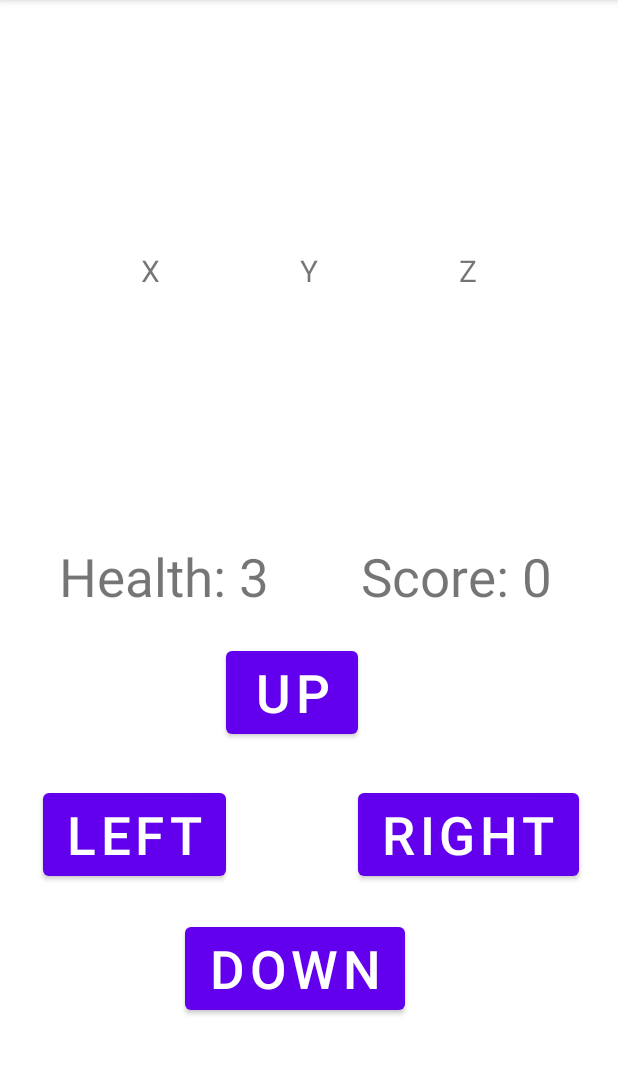
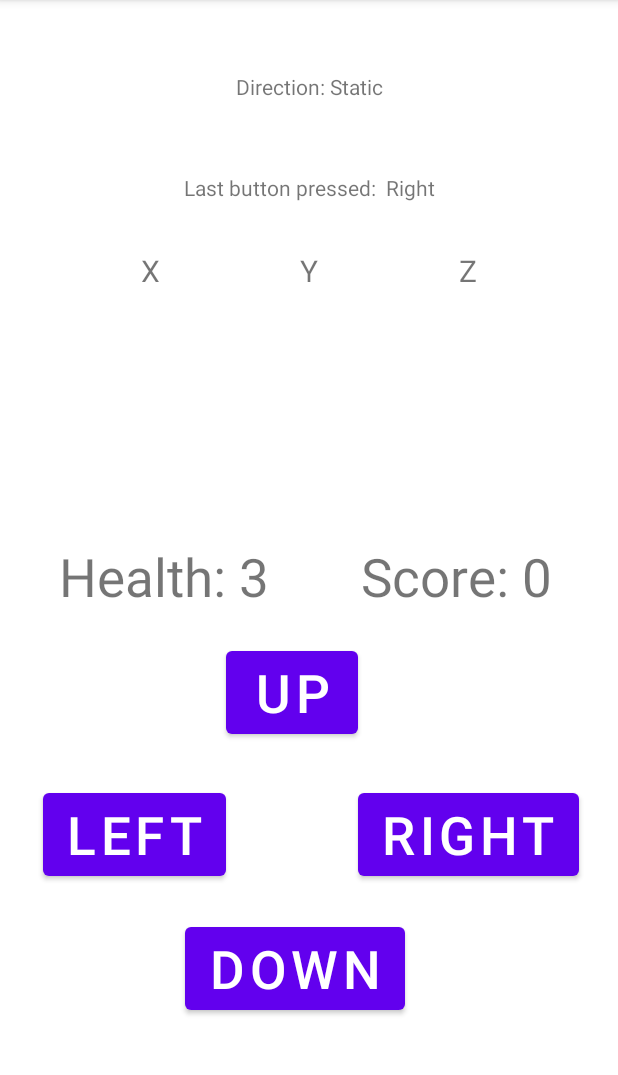
Before and after one commit to pabloss20/Proyecto2-PacManCE, an Android app: the Control screen opened directly, with no data from a screen before it, after a tap on "RIGHT", on a phone screen of 412 x 824 dp, the part 84-1159 px from its top. Run offline under Robolectric (Android 15) with nearby library versions, the phone set to English and light mode, and no system bars; 3 other taps on this screen came first.

Commit message:
Cambios antes de la primera prueba

```diff
--- a/AppMobile/Control/app/src/main/java/com/example/control/Control.java
+++ b/AppMobile/Control/app/src/main/java/com/example/control/Control.java
@@ -6,10 +6,12 @@ import android.hardware.SensorEvent;
 import android.hardware.SensorEventListener;
 import android.hardware.SensorManager;
 import android.os.Bundle;
+import android.view.View;
 import android.widget.Button;
 import android.widget.TextView;
 
-import androidx.appcompat.app.AppCompatActivity;
+import androidx.annotation.ColorInt;
+import androidx.core.content.ContextCompat;
 
 public class Control extends Sockets{
 
@@ -18,8 +20,8 @@ public class Control extends Sockets{
     }
 
     // COntrol
-    Button up_button, down_button, left_button, right_button;
-    TextView score, health, X, Y, Z;
+    Button up, down, left, right;
+    TextView score, health, X, Y, Z, direction, last;
 
     // Giroscopio
     SensorManager sensor_manager;
@@ -40,17 +42,43 @@ public class Control extends Sockets{
         setRequestedOrientation(ActivityInfo.SCREEN_ORIENTATION_UNSPECIFIED);
 
         // Control
-        up_button = findViewById(R.id.up_button);
-        down_button = findViewById(R.id.down_button);
-        left_button = findViewById(R.id.left_button);
-        right_button = findViewById(R.id.right_button);
+        up = findViewById(R.id.up_button);
+        down = findViewById(R.id.down_button);
+        left = findViewById(R.id.left_button);
+        right = findViewById(R.id.right_button);
         health = findViewById(R.id.health_textview);
         score = findViewById(R.id.score_textview);
+        direction = findViewById(R.id.direction_textview);
+        last = findViewById(R.id.last_button);
 
-        up_button.setOnClickListener(view -> super.sendInfo("1"));
-        down_button.setOnClickListener(view -> super.sendInfo("2"));
-        left_button.setOnClickListener(view -> super.sendInfo("3"));
-        right_button.setOnClickListener(view -> super.sendInfo("4"));
+        up.setOnClickListener(new View.OnClickListener() {
+            @Override
+            public void onClick(View v) {
+                sendInfo("1");
+                last.setText("Last button pressed: Up");
+            }
+        });
+        down.setOnClickListener(new View.OnClickListener() {
+            @Override
+            public void onClick(View v) {
+                sendInfo("2");
+                last.setText("Last button pressed: Down");
+            }
+        });
+        left.setOnClickListener(new View.OnClickListener() {
+            @Override
+            public void onClick(View v) {
+                sendInfo("3");
+                last.setText("Last button pressed: Left");
+            }
+        });
+        right.setOnClickListener(new View.OnClickListener() {
+            @Override
+            public void onClick(View v) {
+                sendInfo("4");
+                last.setText("Last button pressed:  Right");
+            }
+        });
     }
 
     // Metodos para el giroscopio
@@ -75,6 +103,29 @@ public class Control extends Sockets{
             X.setText("X: " + x);
             Y.setText("Y: " + y);
             Z.setText("Z: " + z);
+
+            if (x == 0 && y == 0 && z == 0){direction.setText("Direction: Static");}
+
+            if (x < 0)
+            {
+                sendInfo("1");
+                direction.setText("Direction: Up");
+            }
+            if (y < 0)
+            {
+                sendInfo("3");
+                direction.setText("Direction: Left");
+            }
+            if (x > 0)
+            {
+                sendInfo("2");
+                direction.setText("Direction: Down");
+            }
+            if (y > 0)
+            {
+                sendInfo("4");
+                direction.setText("Direction: Right");
+            }
         }
 
         @Override
--- a/AppMobile/Control/app/src/main/res/layout/activity_control.xml
+++ b/AppMobile/Control/app/src/main/res/layout/activity_control.xml
@@ -2,6 +2,7 @@
 <androidx.constraintlayout.widget.ConstraintLayout xmlns:android="http://schemas.android.com/apk/res/android"
     xmlns:app="http://schemas.android.com/apk/res-auto"
     xmlns:tools="http://schemas.android.com/tools"
+    android:id="@+id/layout"
     android:layout_width="match_parent"
     android:layout_height="match_parent"
     tools:context=".Control">
@@ -115,4 +116,24 @@
         app:layout_constraintStart_toEndOf="@+id/tvy"
         app:layout_constraintTop_toTopOf="parent" />
 
+    <TextView
+        android:id="@+id/direction_textview"
+        android:layout_width="wrap_content"
+        android:layout_height="wrap_content"
+        android:text="Direction: Static"
+        app:layout_constraintBottom_toTopOf="@+id/last_button"
+        app:layout_constraintEnd_toEndOf="parent"
+        app:layout_constraintStart_toStartOf="parent"
+        app:layout_constraintTop_toTopOf="parent" />
+
+    <TextView
+        android:id="@+id/last_button"
+        android:layout_width="wrap_content"
+        android:layout_height="wrap_content"
+        android:layout_marginBottom="32dp"
+        android:text="Last button pressed"
+        app:layout_constraintBottom_toTopOf="@+id/tvy"
+        app:layout_constraintEnd_toEndOf="parent"
+        app:layout_constraintStart_toStartOf="parent" />
+
 </androidx.constraintlayout.widget.ConstraintLayout>
```
